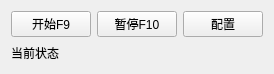
This is KeyRecorder/KeyRecorder.ui in RYAN--LEE/key-recorder as Qt 5 draws it before an edit. The edited form follows.
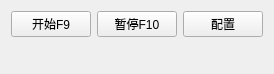
This is the edited form.

Commit message: 修改按键状态显示

Patch:
```diff
--- a/KeyRecorder/KeyRecorder.ui
+++ b/KeyRecorder/KeyRecorder.ui
@@ -55,14 +55,7 @@
     <item>
      <layout class="QHBoxLayout" name="horizontalLayout">
       <item>
-       <layout class="QHBoxLayout" name="horizontalLayout_3" stretch="0,1">
-        <item>
-         <widget class="QLabel" name="labelS">
-          <property name="text">
-           <string>当前状态</string>
-          </property>
-         </widget>
-        </item>
+       <layout class="QHBoxLayout" name="horizontalLayout_3" stretch="1">
         <item>
          <widget class="QLabel" name="label">
           <property name="frameShape">
```
The commit also changes 20 other files.
